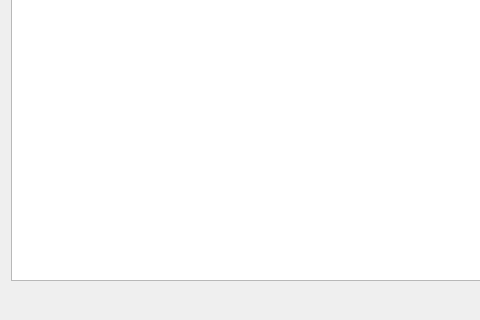
Above: TvShowSearch.ui from Komet/MediaElch before the change; both pictures show x 0 to 480 and y 180 to 500 of the 600 by 500 pixel window. Below: the same form after it.
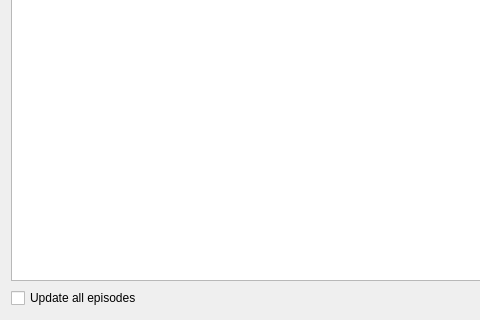
That is the form after the change. Icons and pictures are not drawn. Custom widgets are drawn as their Qt base class.

Commit message: Added Option to load infos only for new episodes

```diff
--- a/TvShowSearch.ui
+++ b/TvShowSearch.ui
@@ -66,6 +66,13 @@
    </item>
    <item>
     <layout class="QHBoxLayout" name="horizontalLayout_4">
+     <item>
+      <widget class="QCheckBox" name="chkUpdateAllEpisodes">
+       <property name="text">
+        <string>Update all episodes</string>
+       </property>
+      </widget>
+     </item>
      <item>
       <spacer name="horizontalSpacer_4">
        <property name="orientation">
```
The commit also changes 13 other files.
